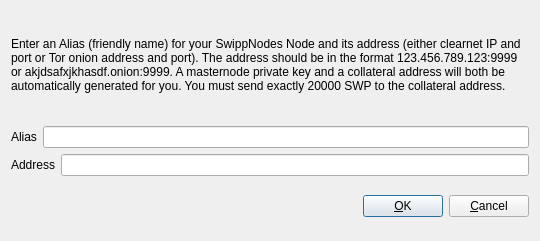
suptechie/Swipp-cryptocurrency, file src/qt/forms/addeditadrenalinenode.ui: the form before one commit.
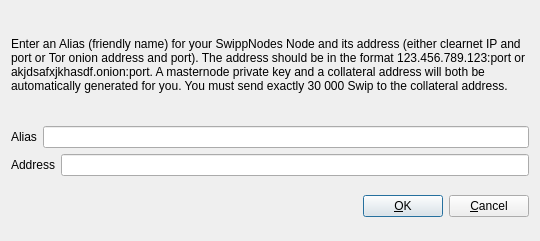
The form after the commit.

Commit message: Fix the information in the QT UI about masternode collateral

```diff
--- a/src/qt/forms/addeditadrenalinenode.ui
+++ b/src/qt/forms/addeditadrenalinenode.ui
@@ -34,7 +34,7 @@
         </sizepolicy>
        </property>
        <property name="text">
-        <string>&lt;html&gt;&lt;head/&gt;&lt;body&gt;&lt;p&gt;Enter an Alias (friendly name) for your SwippNodes Node and its address (either clearnet IP and port or Tor onion address and port).  The address should be in the format 123.456.789.123:9999 or akjdsafxjkhasdf.onion:9999.  A masternode private key and a collateral address will both be automatically generated for you.  You must send exactly 20000 SWP to the collateral address.&lt;/p&gt;&lt;/body&gt;&lt;/html&gt;</string>
+         <string>&lt;html&gt;&lt;head/&gt;&lt;body&gt;&lt;p&gt;Enter an Alias (friendly name) for your SwippNodes Node and its address (either clearnet IP and port or Tor onion address and port). The address should be in the format 123.456.789.123:port or akjdsafxjkhasdf.onion:port. A masternode private key and a collateral address will both be automatically generated for you. You must send exactly 30 000 Swip to the collateral address.&lt;/p&gt;&lt;/body&gt;&lt;/html&gt;</string>
        </property>
        <property name="wordWrap">
         <bool>true</bool>
```
